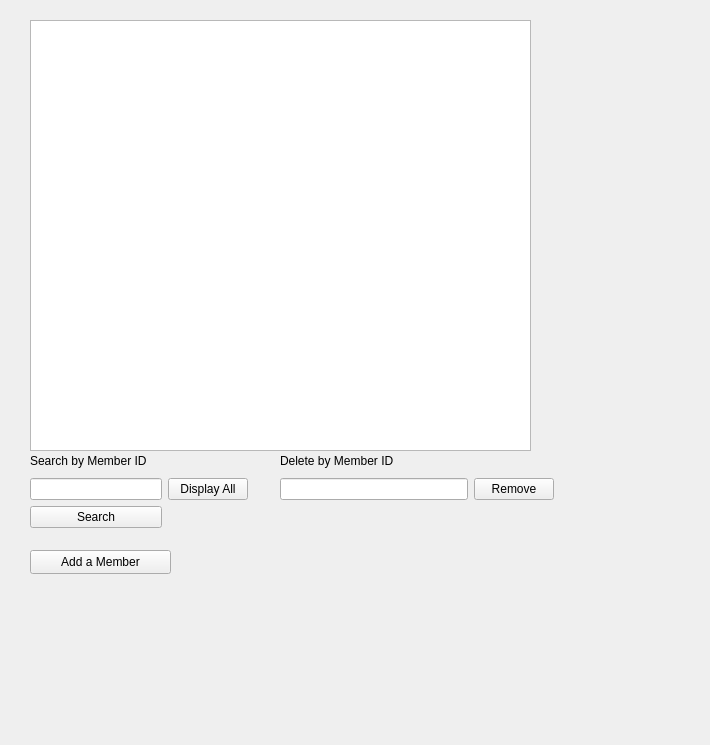
First picture: the form in managemembers.ui, repository P4TOO/BulkClub-System, before the edit.
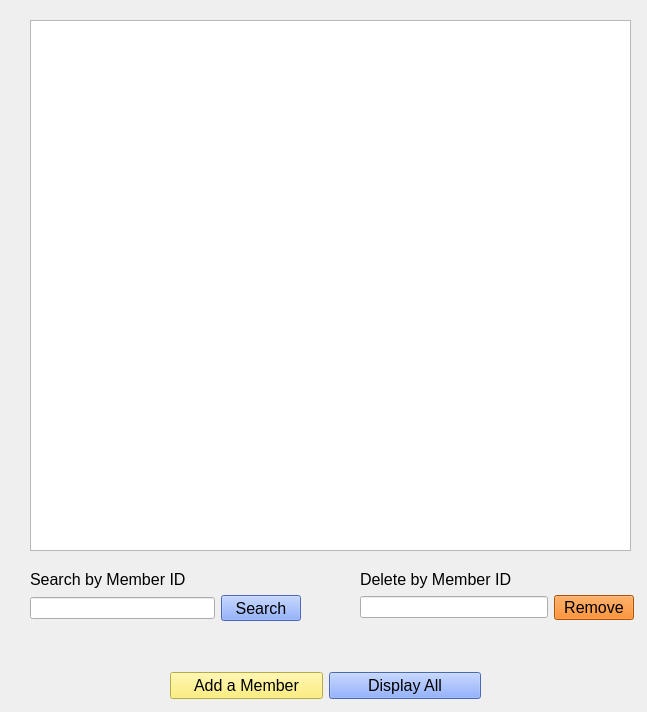
Second picture: the form after the edit.

Commit message: added colors to all completed ui windows

```diff
--- a/managemembers.ui
+++ b/managemembers.ui
@@ -6,8 +6,8 @@
    <rect>
     <x>0</x>
     <y>0</y>
-    <width>710</width>
-    <height>745</height>
+    <width>647</width>
+    <height>712</height>
    </rect>
   </property>
   <property name="windowTitle">
@@ -18,69 +18,16 @@
     <rect>
      <x>30</x>
      <y>20</y>
-     <width>501</width>
-     <height>431</height>
+     <width>601</width>
+     <height>531</height>
     </rect>
    </property>
   </widget>
-  <widget class="QPushButton" name="AddMemberButton">
+  <widget class="QWidget" name="layoutWidget">
    <property name="geometry">
     <rect>
-     <x>30</x>
-     <y>550</y>
-     <width>141</width>
-     <height>24</height>
-    </rect>
-   </property>
-   <property name="text">
-    <string>Add a Member</string>
-   </property>
-  </widget>
-  <widget class="QWidget" name="">
-   <property name="geometry">
-    <rect>
-     <x>30</x>
-     <y>450</y>
-     <width>218</width>
-     <height>78</height>
-    </rect>
-   </property>
-   <layout class="QHBoxLayout" name="horizontalLayout">
-    <item>
-     <layout class="QVBoxLayout" name="verticalLayout">
-      <item>
-       <widget class="QLabel" name="label">
-        <property name="text">
-         <string>Search by Member ID</string>
-        </property>
-       </widget>
-      </item>
-      <item>
-       <widget class="QLineEdit" name="searchLineEdit"/>
-      </item>
-      <item>
-       <widget class="QPushButton" name="searchPushButton">
-        <property name="text">
-         <string>Search</string>
-        </property>
-       </widget>
-      </item>
-     </layout>
-    </item>
-    <item>
-     <widget class="QPushButton" name="DisplayAllPushButton">
-      <property name="text">
-       <string>Display All</string>
-      </property>
-     </widget>
-    </item>
-   </layout>
-  </widget>
-  <widget class="QWidget" name="">
-   <property name="geometry">
-    <rect>
-     <x>280</x>
-     <y>450</y>
+     <x>360</x>
+     <y>570</y>
      <width>274</width>
      <height>50</height>
     </rect>
@@ -88,6 +35,11 @@
    <layout class="QVBoxLayout" name="verticalLayout_2">
     <item>
      <widget class="QLabel" name="label_2">
+      <property name="font">
+       <font>
+        <pointsize>12</pointsize>
+       </font>
+      </property>
       <property name="text">
        <string>Delete by Member ID</string>
       </property>
@@ -100,6 +52,14 @@
       </item>
       <item>
        <widget class="QPushButton" name="deletePushButton">
+        <property name="font">
+         <font>
+          <pointsize>12</pointsize>
+         </font>
+        </property>
+        <property name="styleSheet">
+         <string notr="true">background-color: rgb(241, 115, 0)</string>
+        </property>
         <property name="text">
          <string>Remove</string>
         </property>
@@ -109,6 +69,94 @@
     </item>
    </layout>
   </widget>
+  <widget class="QWidget" name="">
+   <property name="geometry">
+    <rect>
+     <x>30</x>
+     <y>570</y>
+     <width>271</width>
+     <height>51</height>
+    </rect>
+   </property>
+   <layout class="QVBoxLayout" name="verticalLayout">
+    <item>
+     <widget class="QLabel" name="label">
+      <property name="font">
+       <font>
+        <pointsize>12</pointsize>
+       </font>
+      </property>
+      <property name="text">
+       <string>Search by Member ID</string>
+      </property>
+     </widget>
+    </item>
+    <item>
+     <layout class="QHBoxLayout" name="horizontalLayout">
+      <item>
+       <widget class="QLineEdit" name="searchLineEdit"/>
+      </item>
+      <item>
+       <widget class="QPushButton" name="searchPushButton">
+        <property name="font">
+         <font>
+          <pointsize>12</pointsize>
+         </font>
+        </property>
+        <property name="styleSheet">
+         <string notr="true">background-color: rgb(105, 146, 255)</string>
+        </property>
+        <property name="text">
+         <string>Search</string>
+        </property>
+       </widget>
+      </item>
+     </layout>
+    </item>
+   </layout>
+  </widget>
+  <widget class="QWidget" name="">
+   <property name="geometry">
+    <rect>
+     <x>170</x>
+     <y>670</y>
+     <width>311</width>
+     <height>31</height>
+    </rect>
+   </property>
+   <layout class="QHBoxLayout" name="horizontalLayout_3">
+    <item>
+     <widget class="QPushButton" name="AddMemberButton">
+      <property name="font">
+       <font>
+        <pointsize>12</pointsize>
+       </font>
+      </property>
+      <property name="styleSheet">
+       <string notr="true">background-color:rgb(255, 238, 89)</string>
+      </property>
+      <property name="text">
+       <string>Add a Member</string>
+      </property>
+     </widget>
+    </item>
+    <item>
+     <widget class="QPushButton" name="DisplayAllPushButton">
+      <property name="font">
+       <font>
+        <pointsize>12</pointsize>
+       </font>
+      </property>
+      <property name="styleSheet">
+       <string notr="true">background-color: rgb(105, 146, 255)</string>
+      </property>
+      <property name="text">
+       <string>Display All</string>
+      </property>
+     </widget>
+    </item>
+   </layout>
+  </widget>
  </widget>
  <resources/>
  <connections/>
```
The commit also changes 8 other files.
